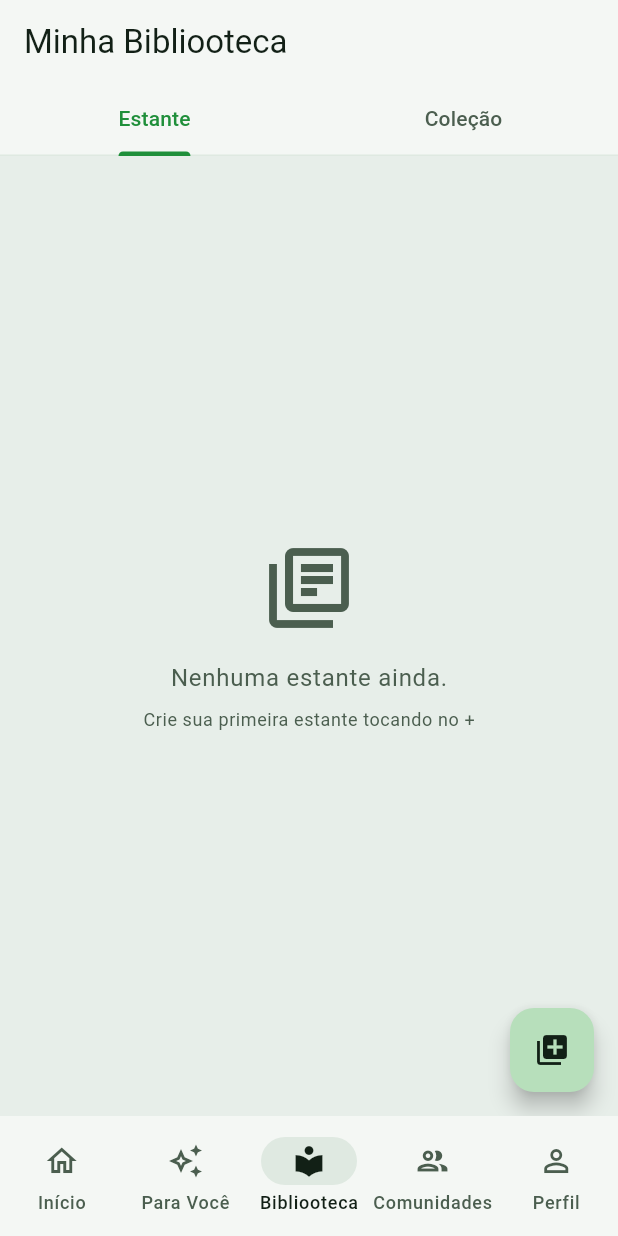
After one commit to marcosffp/biblioo, a Flutter app: the BibliotecaScreen screen opened by its route, on a phone screen of 412 x 824 dp. The commit adds this screen. Run offline on Flutter 3.47's test engine with Material 3 defaults, Android fonts, the phone set to English and light mode, and no system bars; our stand-ins replace dio, equatable, flutter_bloc, go_router, image_picker, package_info_plus and 1 more; accounts and stored records are empty; network calls fail; project files that could hold a hidden picture were left out.

Commit message:
mudanças na estrutura visual e correções (estante e coleção)

```diff
--- a/code/mobile/lib/core/router/app_router.dart
+++ b/code/mobile/lib/core/router/app_router.dart
@@ -2,7 +2,7 @@ import 'package:biblioo/core/shell/main_shell.dart';
 import 'package:biblioo/screens/_placeholders.dart' show DnaScreen;
 import 'package:biblioo/screens/community/community_list_screen.dart';
 import 'package:biblioo/screens/community/community_detail_screen.dart';
-import 'package:biblioo/screens/shelf/shelf_list_screen.dart';
+import 'package:biblioo/screens/shelf/biblioteca_screen.dart';
 import 'package:biblioo/screens/auth/login_screen.dart';
 import 'package:biblioo/screens/auth/register_screen.dart';
 import 'package:biblioo/screens/feed/feed_screen.dart';
@@ -122,7 +122,7 @@ final appRouter = GoRouter(
           routes: [
             GoRoute(
               path: '/shelf',
-              builder: (context, state) => const ShelfListScreen(),
+              builder: (context, state) => const BibliotecaScreen(),
               // Rotas detalhadas da estante desativadas por ora.
               // routes: [
               //   GoRoute(
--- a/code/mobile/lib/core/shell/main_shell.dart
+++ b/code/mobile/lib/core/shell/main_shell.dart
@@ -29,9 +29,9 @@ class MainShell extends StatelessWidget {
             label: 'Para Você',
           ),
           NavigationDestination(
-            icon: Icon(Icons.menu_book_outlined),
-            selectedIcon: Icon(Icons.menu_book),
-            label: 'Estante',
+            icon: Icon(Icons.local_library_outlined),
+            selectedIcon: Icon(Icons.local_library),
+            label: 'Bibliooteca',
           ),
           NavigationDestination(
             icon: Icon(Icons.group_outlined),
--- /dev/null
+++ b/code/mobile/lib/screens/shelf/biblioteca_screen.dart
@@ -0,0 +1,100 @@
+import 'package:biblioo/features/collection/bloc/collection_bloc.dart';
+import 'package:biblioo/features/collection/bloc/collection_event.dart';
+import 'package:biblioo/features/shelf/bloc/shelf_bloc.dart';
+import 'package:biblioo/features/shelf/bloc/shelf_event.dart';
+import 'package:biblioo/screens/collection/widgets/create_collection_sheet.dart';
+import 'package:biblioo/screens/shelf/widgets/create_shelf_sheet.dart';
+import 'package:flutter/material.dart';
+import 'package:flutter_bloc/flutter_bloc.dart';
+import 'widgets/biblioteca_tab_bar.dart';
+import 'widgets/collection_tab.dart';
+import 'widgets/shelf_tab.dart';
+
+class BibliotecaScreen extends StatefulWidget {
+  const BibliotecaScreen({super.key});
+
+  @override
+  State<BibliotecaScreen> createState() => _BibliotecaScreenState();
+}
+
+class _BibliotecaScreenState extends State<BibliotecaScreen>
+    with SingleTickerProviderStateMixin {
+  late final TabController _tabController;
+
+  @override
+  void initState() {
+    super.initState();
+    _tabController = TabController(length: 2, vsync: this)
+      ..addListener(_onTabChanged);
+    context.read<ShelfBloc>().add(ShelfLoadRequested());
+    context.read<CollectionBloc>().add(CollectionLoadRequested());
+  }
+
+  @override
+  void dispose() {
+    _tabController.removeListener(_onTabChanged);
+    _tabController.dispose();
+    super.dispose();
+  }
+
+  void _onTabChanged() {
+    if (_tabController.indexIsChanging) return;
+    setState(() {});
+  }
+
+  @override
+  Widget build(BuildContext context) {
+    return Scaffold(
+      appBar: AppBar(
+        title: const Text('Minha Bibliooteca'),
+        bottom: BibliotecaTabBar(controller: _tabController),
+      ),
+      body: TabBarView(
+        controller: _tabController,
+        children: const [
+          ShelfTab(),
+          CollectionTab(),
+        ],
+      ),
+      floatingActionButton: _tabController.index == 0
+          ? FloatingActionButton(
+              heroTag: 'shelf_create_fab',
+              onPressed: _showCreateShelfSheet,
+              tooltip: 'Nova estante',
+              child: const Icon(Icons.library_add),
+            )
+          : FloatingActionButton(
+              heroTag: 'collection_create_fab',
+              onPressed: _showCreateCollectionSheet,
+              tooltip: 'Nova coleção',
+              child: const Icon(Icons.bookmark_add_outlined),
+            ),
+    );
+  }
+
+  void _showSheet(Widget child) {
+    showModalBottomSheet(
+      context: context,
+      isScrollControlled: true,
+      useSafeArea: true,
+      shape: const RoundedRectangleBorder(
+        borderRadius: BorderRadius.vertical(top: Radius.circular(20)),
+      ),
+      builder: (_) => child,
+    );
+  }
+
+  void _showCreateShelfSheet() => _showSheet(
+        BlocProvider.value(
+          value: context.read<ShelfBloc>(),
+          child: const CreateShelfSheet(),
+        ),
+      );
+
+  void _showCreateCollectionSheet() => _showSheet(
+        BlocProvider.value(
+          value: context.read<CollectionBloc>(),
+          child: const CreateCollectionSheet(),
+        ),
+      );
+}
--- /dev/null
+++ b/code/mobile/lib/screens/shelf/widgets/biblioteca_tab_bar.dart
@@ -0,0 +1,21 @@
+import 'package:flutter/material.dart';
+
+class BibliotecaTabBar extends StatelessWidget implements PreferredSizeWidget {
+  final TabController controller;
+
+  const BibliotecaTabBar({super.key, required this.controller});
+
+  @override
+  Widget build(BuildContext context) {
+    return TabBar(
+      controller: controller,
+      tabs: const [
+        Tab(text: 'Estante'),
+        Tab(text: 'Coleção'),
+      ],
+    );
+  }
+
+  @override
+  Size get preferredSize => const Size.fromHeight(kTextTabBarHeight);
+}
--- /dev/null
+++ b/code/mobile/lib/screens/shelf/widgets/shelf_tab.dart
@@ -0,0 +1,198 @@
+import 'package:biblioo/features/shelf/bloc/shelf_bloc.dart';
+import 'package:biblioo/features/shelf/bloc/shelf_event.dart';
+import 'package:biblioo/features/shelf/bloc/shelf_state.dart';
+import 'package:biblioo/features/shelf/domain/shelf.dart';
+import 'package:biblioo/screens/shelf/shelf_list_screen.dart';
+import 'package:flutter/material.dart';
+import 'package:flutter_bloc/flutter_bloc.dart';
+import 'create_shelf_sheet.dart';
+import 'shelf_card.dart';
+import 'shelf_shimmer.dart';
+
+class ShelfTab extends StatefulWidget {
+  const ShelfTab({super.key});
+
+  @override
+  State<ShelfTab> createState() => _ShelfTabState();
+}
+
+class _ShelfTabState extends State<ShelfTab>
+    with AutomaticKeepAliveClientMixin {
+  @override
+  bool get wantKeepAlive => true;
+
+  @override
+  void initState() {
+    super.initState();
+    final state = context.read<ShelfBloc>().state;
+    if (state is! ShelfLoaded && state is! ShelfLoading && state is! ShelfError) {
+      context.read<ShelfBloc>().add(ShelfLoadRequested());
+    }
+  }
+
+  @override
+  Widget build(BuildContext context) {
+    super.build(context);
+    return BlocConsumer<ShelfBloc, ShelfState>(
+      listener: (context, state) {
+        if (state is ShelfMutationSuccess) {
+          ScaffoldMessenger.of(context).showSnackBar(
+            SnackBar(
+              content: Text(state.message),
+              behavior: SnackBarBehavior.floating,
+              backgroundColor: Theme.of(context).colorScheme.primary,
+            ),
+          );
+          context.read<ShelfBloc>().add(ShelfLoadRequested());
+        }
+        if (state is ShelfError) {
+          ScaffoldMessenger.of(context).showSnackBar(
+            SnackBar(
+              content: Text(state.message),
+              behavior: SnackBarBehavior.floating,
+              backgroundColor: Theme.of(context).colorScheme.error,
+            ),
+          );
+        }
+      },
+      buildWhen: (previous, current) =>
+          current is ShelfLoading ||
+          current is ShelfLoaded ||
+          current is ShelfError,
+      builder: (context, state) {
+        if (state is ShelfLoading) return _buildShimmer();
+        if (state is ShelfLoaded) return _buildContent(context, state.shelves);
+        if (state is ShelfError) return _buildError(context, state.message);
+        return const SizedBox.shrink();
+      },
+    );
+  }
+
+  Widget _buildShimmer() {
+    return ListView.builder(
+      padding: const EdgeInsets.symmetric(horizontal: 16, vertical: 8),
+      itemCount: 4,
+      itemBuilder: (_, __) => const ShelfShimmer(),
+    );
+  }
+
+  Widget _buildContent(BuildContext context, List<Shelf> shelves) {
+    if (shelves.isEmpty) {
+      return Center(
+        child: Column(
+          mainAxisSize: MainAxisSize.min,
+          children: [
+            Icon(
+              Icons.library_books_outlined,
+              size: 64,
+              color: Theme.of(context).colorScheme.onSurfaceVariant,
+            ),
+            const SizedBox(height: 16),
+            Text(
+              'Nenhuma estante ainda.',
+              style: Theme.of(context).textTheme.bodyLarge?.copyWith(
+                    color: Theme.of(context).colorScheme.onSurfaceVariant,
+                  ),
+            ),
+            const SizedBox(height: 8),
+            Text(
+              'Crie sua primeira estante tocando no +',
+              style: Theme.of(context).textTheme.bodySmall?.copyWith(
+                    color: Theme.of(context).colorScheme.onSurfaceVariant,
+                  ),
+            ),
+          ],
+        ),
+      );
+    }
+
+    return ListView.builder(
+      padding: const EdgeInsets.only(left: 16, right: 16, top: 8, bottom: 88),
+      itemCount: shelves.length,
+      itemBuilder: (context, index) => ShelfCard(
+        shelf: shelves[index],
+        onTap: () => _navigateToDetail(context, shelves[index]),
+        onEdit: () => _showEditSheet(context, shelves[index]),
+        onDelete: () => _confirmDelete(context, shelves[index]),
+      ),
+    );
+  }
+
+  Widget _buildError(BuildContext context, String message) {
+    return Center(
+      child: Column(
+        mainAxisSize: MainAxisSize.min,
+        children: [
+          Icon(
+            Icons.error_outline,
+            size: 48,
+            color: Theme.of(context).colorScheme.error,
+          ),
+          const SizedBox(height: 12),
+          Text(message),
+          const SizedBox(height: 12),
+          FilledButton.icon(
+            onPressed: () =>
+                context.read<ShelfBloc>().add(ShelfLoadRequested()),
+            icon: const Icon(Icons.refresh),
+            label: const Text('Tentar novamente'),
+          ),
+        ],
+      ),
+    );
+  }
+
+  void _navigateToDetail(BuildContext context, Shelf shelf) {
+    Navigator.of(context).push(
+      MaterialPageRoute(
+        builder: (_) => BlocProvider.value(
+          value: context.read<ShelfBloc>(),
+          child: ShelfDetailScreenContent(shelf: shelf),
+        ),
+      ),
+    );
+  }
+
+  void _showEditSheet(BuildContext context, Shelf shelf) {
+    showModalBottomSheet(
+      context: context,
+      isScrollControlled: true,
+      useSafeArea: true,
+      shape: const RoundedRectangleBorder(
+        borderRadius: BorderRadius.vertical(top: Radius.circular(20)),
+      ),
+      builder: (_) => BlocProvider.value(
+        value: context.read<ShelfBloc>(),
+        child: CreateShelfSheet(editingShelf: shelf),
+      ),
+    );
+  }
+
+  void _confirmDelete(BuildContext context, Shelf shelf) {
+    showDialog(
+      context: context,
+      builder: (dialogCtx) => AlertDialog(
+        title: const Text('Excluir estante?'),
+        content: Text(
+          'A estante "${shelf.name}" e todos os itens serão removidos permanentemente.',
+        ),
+        actions: [
+          TextButton(
+            onPressed: () => Navigator.pop(dialogCtx),
+            child: const Text('Cancelar'),
+          ),
+          FilledButton(
+            onPressed: () {
+              Navigator.pop(dialogCtx);
+              context.read<ShelfBloc>().add(ShelfDeleteRequested(shelf.id));
+            },
+            style: FilledButton.styleFrom(
+              backgroundColor: Theme.of(context).colorScheme.error,
+            ),
+            child: const Text('Excluir'),
+          ),
+        ],
+      ),
+    );
+  }
+}
```
Also changed, not shown: code/mobile/lib/screens/collection/collection_detail_screen.dart (+75 -5 lines), code/mobile/lib/screens/shelf/widgets/collection_tab.dart (added, +211 -0 lines).
